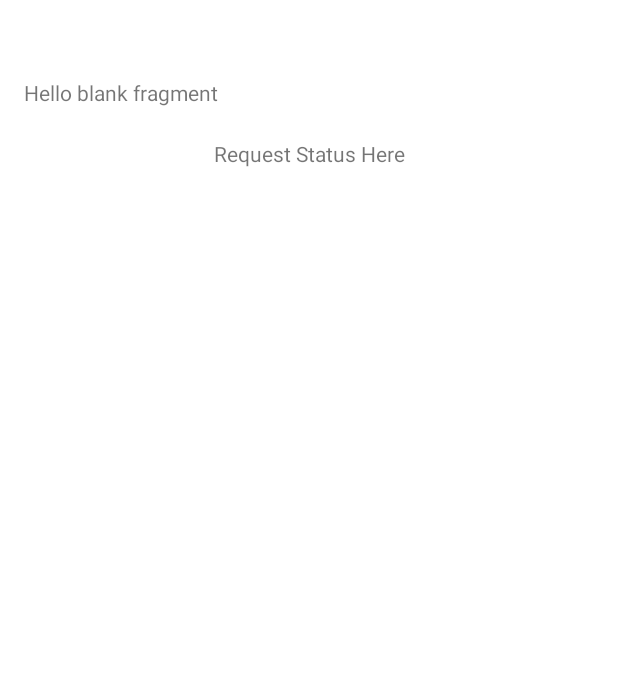
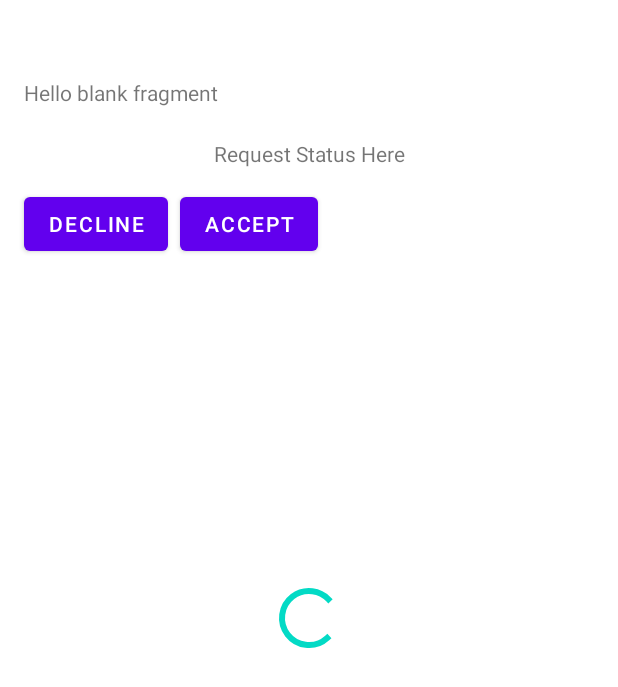
Before and after one commit to J-cart/MessageMe, an Android app: the layout fragment_profile.xml on its own in the app's theme, with its tools: preview values and no code run, on a phone screen of 412 x 824 dp. Shown: the top 687 px of the screen. Run offline under Robolectric (Android 15) with nearby library versions, the phone set to English and light mode, and no system bars.

```diff
--- a/app/src/main/java/com/tutorial/messageme/data/arch/ChatsRepositoryImpl.kt
+++ b/app/src/main/java/com/tutorial/messageme/data/arch/ChatsRepositoryImpl.kt
@@ -119,7 +119,7 @@ class ChatsRepositoryImpl : ChatsRepository {
                 .whereEqualTo("senderId", currentUserUid)
                 .whereEqualTo("receiverId", otherUserUid)
                 .get().addOnCompleteListener {
-                    if (!it.result.isEmpty || it.result != null) {
+                    if (!it.result.isEmpty ) {
                         trySend(true)
                         return@addOnCompleteListener
                     }
--- a/app/src/main/res/layout/fragment_profile.xml
+++ b/app/src/main/res/layout/fragment_profile.xml
@@ -43,12 +43,32 @@
         app:layout_constraintEnd_toEndOf="parent"
         app:layout_constraintTop_toBottomOf="@+id/statusText" />
 
+    <com.google.android.material.button.MaterialButton
+        android:id="@+id/acceptBtn"
+        android:layout_width="wrap_content"
+        android:layout_height="wrap_content"
+        android:layout_marginStart="8dp"
+        android:layout_marginTop="8dp"
+        android:text="Accept"
+        app:layout_constraintStart_toEndOf="@+id/declineBtn"
+        app:layout_constraintTop_toBottomOf="@+id/statusText" />
+
+    <com.google.android.material.button.MaterialButton
+        android:id="@+id/declineBtn"
+        android:layout_width="wrap_content"
+        android:layout_height="wrap_content"
+        android:layout_marginStart="16dp"
+        android:text="Decline"
+        app:layout_constraintBottom_toBottomOf="@+id/acceptBtn"
+        app:layout_constraintStart_toStartOf="parent"
+        app:layout_constraintTop_toTopOf="@+id/acceptBtn" />
+
     <ProgressBar
         android:id="@+id/progressBar"
         android:layout_width="wrap_content"
         android:layout_height="wrap_content"
         android:progressDrawable="@drawable/loading_anim"
-        android:visibility="invisible"
+        android:visibility="visible"
         app:layout_constraintBottom_toBottomOf="parent"
         app:layout_constraintEnd_toEndOf="parent"
         app:layout_constraintStart_toStartOf="parent"
```
Also changed, not shown: app/src/main/java/com/tutorial/messageme/data/arch/ChatsViewModel.kt (+28 -109 lines), app/src/main/java/com/tutorial/messageme/ui/ProfileFragment.kt (+20 -7 lines).
